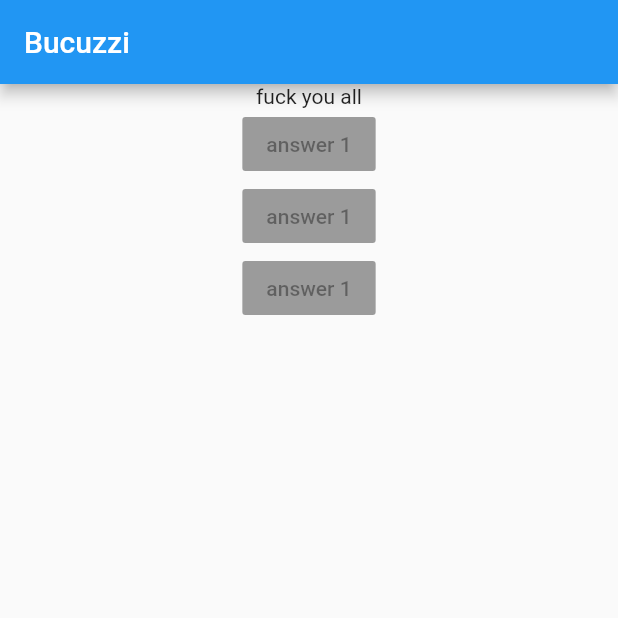
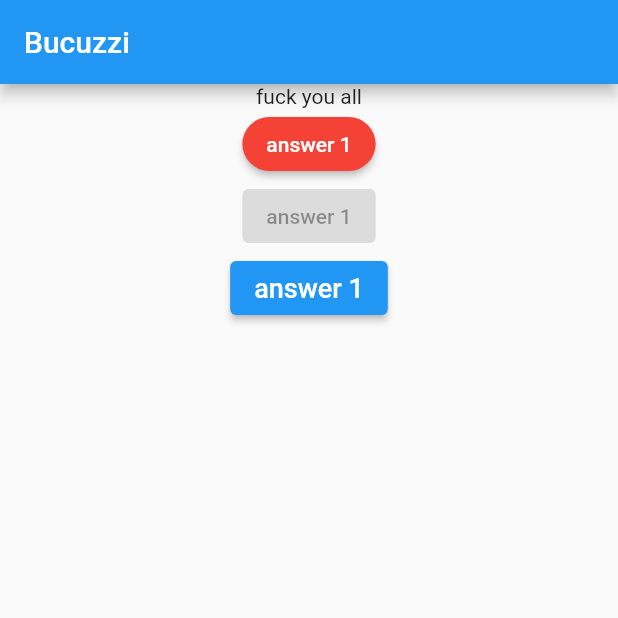
Before and after one commit to Bukunmi-sketch/store, a Flutter app: the screen it shows after launch, on a phone screen of 412 x 824 dp, the top half of it. Run offline on Flutter 3.47's test engine with Material 2 defaults, Android fonts, the phone set to English and light mode, and no system bars; Roboto replaces fonts that are missing (Brand Bold).

Commit message:
----
----

```diff
--- a/lib/main.dart
+++ b/lib/main.dart
@@ -17,9 +17,31 @@ class MyApp extends StatelessWidget {
           child: Column(
             children: [
               Text('fuck you all'),
-              RaisedButton(child: Text('answer 1')),
-              RaisedButton(child: Text('answer 1')),
-              RaisedButton(child: Text('answer 1')),
+              ElevatedButton(
+                style: ElevatedButton.styleFrom(
+                  primary: Colors.red,
+                  shape: RoundedRectangleBorder(
+                    borderRadius: BorderRadius.circular(100.0),
+                  ),
+                ),
+                child: Text('answer 1'),
+                onPressed: () {
+                  print('login clicked');
+                },
+              ),
+              ElevatedButton(
+                child: Text('answer 1'),
+                onPressed: null,
+              ),
+              ElevatedButton(
+                child: Text(
+                  'answer 1',
+                  style: TextStyle(fontSize: 18.0, fontFamily: "Brand Bold"),
+                ),
+                onPressed: () {
+                  print('login clicked');
+                },
+              ),
             ],
           ),
         ),
```
